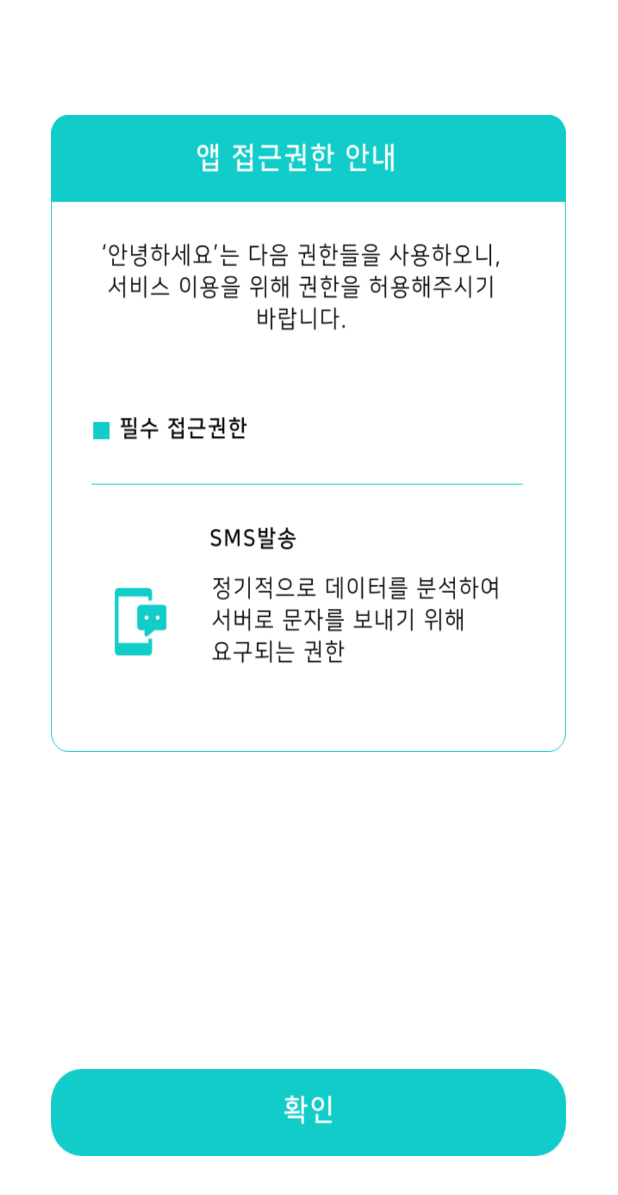
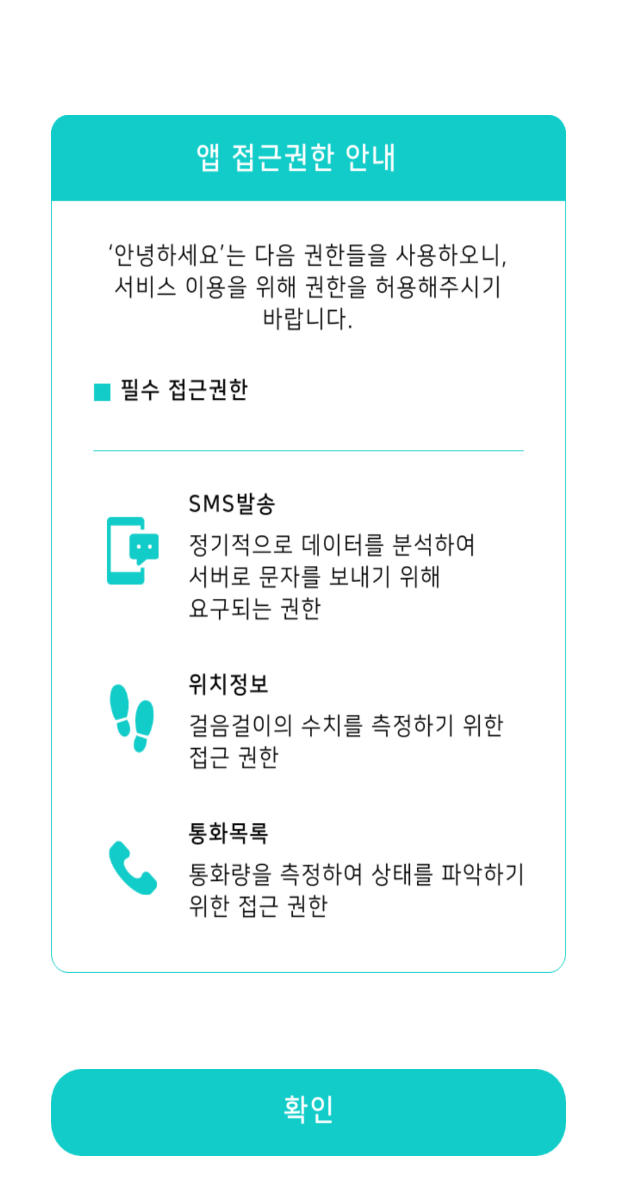
Before and after one commit to 8793COMPANY/HellOworld_rev, an Android app: the screen it shows after launch (Alert_perm), on a phone screen of 412 x 824 dp. Shown: the top 1195 px of the screen. Run offline under Robolectric (Android 15) with nearby library versions, the phone set to English and light mode, and no system bars; libraries missing offline, so code that uses them is left out: de.mindpipe.android.

Commit message:
변경사항 적용

```diff
--- a/app/src/main/AndroidManifest.xml
+++ b/app/src/main/AndroidManifest.xml
@@ -66,7 +66,7 @@
             android:exported="false" />
         <receiver
             android:name="com.corporation.helloworld.Receiver.BatteryCheckReceiver"
-            android:exported="false" />
+            android:exported="true" />
         <receiver
             android:name="com.corporation.helloworld.Receiver.SmsReceiver"
             android:permission="android.permission.BROADCAST_SMS">
--- a/app/src/main/res/layout/activity_alert_perm.xml
+++ b/app/src/main/res/layout/activity_alert_perm.xml
@@ -21,7 +21,7 @@
         <LinearLayout
             android:layout_width="match_parent"
             android:layout_height="0dp"
-            android:layout_weight="330">
+            android:layout_weight="444">
 
             <LinearLayout
                 android:layout_width="0dp"
@@ -51,7 +51,7 @@
         <LinearLayout
             android:layout_width="match_parent"
             android:layout_height="0dp"
-            android:layout_weight="164" />
+            android:layout_weight="50" />
 
         <LinearLayout
             android:layout_width="match_parent"
--- a/build.gradle
+++ b/build.gradle
@@ -5,7 +5,7 @@ buildscript {
         jcenter()
     }
     dependencies {
-        classpath 'com.android.tools.build:gradle:4.2.1'
+        classpath 'com.android.tools.build:gradle:4.1.1'
 
         // NOTE: Do not place your application dependencies here; they belong
         // in the individual module build.gradle files
```
Also changed, not shown: app/src/main/java/com/corporation/helloworld/Share/Application.java (+4 -4 lines), app/src/main/res/drawable/alert_perm_window.png, gradle/wrapper/gradle-wrapper.properties.
